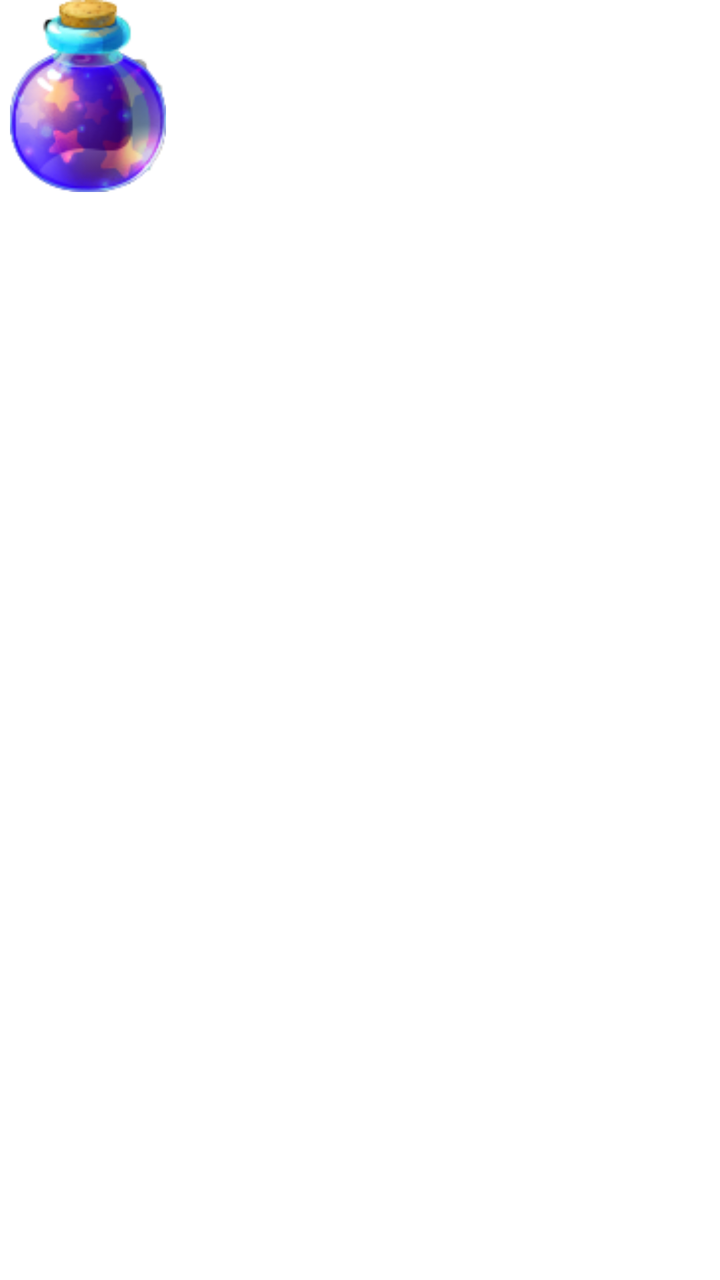
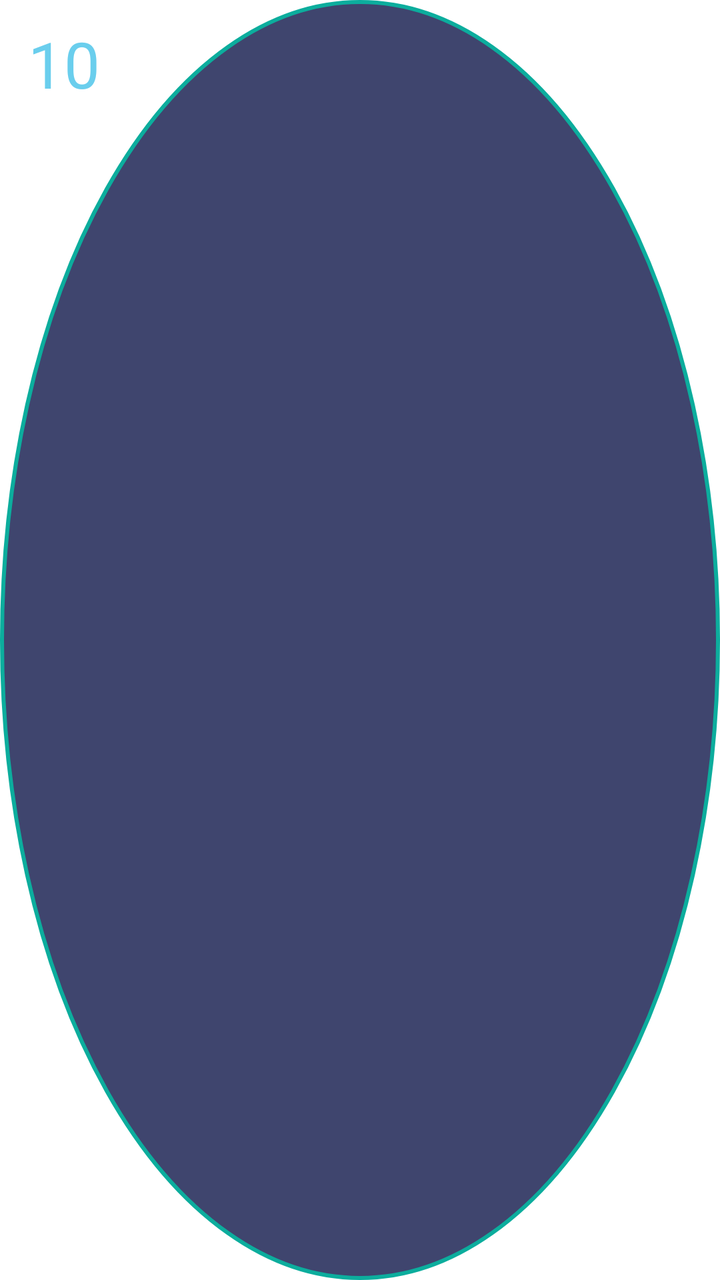

Two renders of the same Android screen: before a commit and after it. Below are the layout's source before the change and the commit's diff.
<!-- AndroidManifest.xml: application theme Theme.LFGAxieCompanionApp.NoActionBar -->
<!-- res/layout/popup_window_collapsed.xml -->
<FrameLayout xmlns:android="http://schemas.android.com/apk/res/android"
    xmlns:tools="http://schemas.android.com/tools"
    android:id="@+id/collapse_view"
    android:layout_width="wrap_content"
    android:layout_height="wrap_content">


    <com.google.android.material.imageview.ShapeableImageView
        android:id="@+id/iv_popup"
        android:layout_width="96dp"
        android:layout_height="96dp"
        android:paddingEnd="8dp"
        android:src="@drawable/slp_icon" />
</FrameLayout>
<!-- resources referenced by this layout -->
<resources>
  <!-- drawable slp_icon: png bitmap (drawable, 15699 bytes) -->
  <style name="Theme.LFGAxieCompanionApp.NoActionBar">
          <item name="windowActionBar">false</item>
          <item name="windowNoTitle">true</item>
      </style>
</resources>

<!-- the commit's change to res/layout/popup_window_collapsed.xml (unified diff, before → after) -->
@@ -2,13 +2,16 @@
     xmlns:tools="http://schemas.android.com/tools"
     android:id="@+id/collapse_view"
     android:layout_width="wrap_content"
-    android:layout_height="wrap_content">
+    android:layout_height="wrap_content"
+    android:background="@drawable/circle_with_shape">
 
 
-    <com.google.android.material.imageview.ShapeableImageView
-        android:id="@+id/iv_popup"
-        android:layout_width="96dp"
-        android:layout_height="96dp"
-        android:paddingEnd="8dp"
-        android:src="@drawable/slp_icon" />
+    <androidx.appcompat.widget.AppCompatTextView
+        android:id="@+id/tvEnergyCollapsed"
+        android:layout_width="64dp"
+        android:layout_height="64dp"
+        android:gravity="center"
+        android:text="10"
+        android:textAppearance="@style/LFGTabText"
+        android:textSize="32dp" />
 </FrameLayout>
<!-- resource entries referenced after the edit -->
@@ -1,9 +1,25 @@
 <!-- resources referenced by this layout -->
 <resources>
-  <!-- drawable slp_icon: png bitmap (drawable, 15699 bytes) -->
+  <!-- drawable circle_with_shape (drawable) -->
+  <?xml version="1.0" encoding="utf-8"?>
+  <shape xmlns:android="http://schemas.android.com/apk/res/android"
+      android:shape="oval">
+      <solid android:color="@color/colorPrimary" />
+      <stroke
+          android:width="2dp"
+          android:color="@color/arena_color" />
+  </shape>
+  <style name="LFGTabText">
+          <item name="fontFamily">@font/changa_one</item>
+          <item name="android:textColor">@color/slp_label</item>
+          <item name="android:textSize">12dp</item>
+      </style>
   <style name="Theme.LFGAxieCompanionApp.NoActionBar">
           <item name="windowActionBar">false</item>
           <item name="windowNoTitle">true</item>
       </style>
+  <color name="colorPrimary">#3F456E</color>
+  <color name="arena_color">#0CAD9D</color>
+  <color name="slp_label">#6ACEED</color>
 </resources>
 
